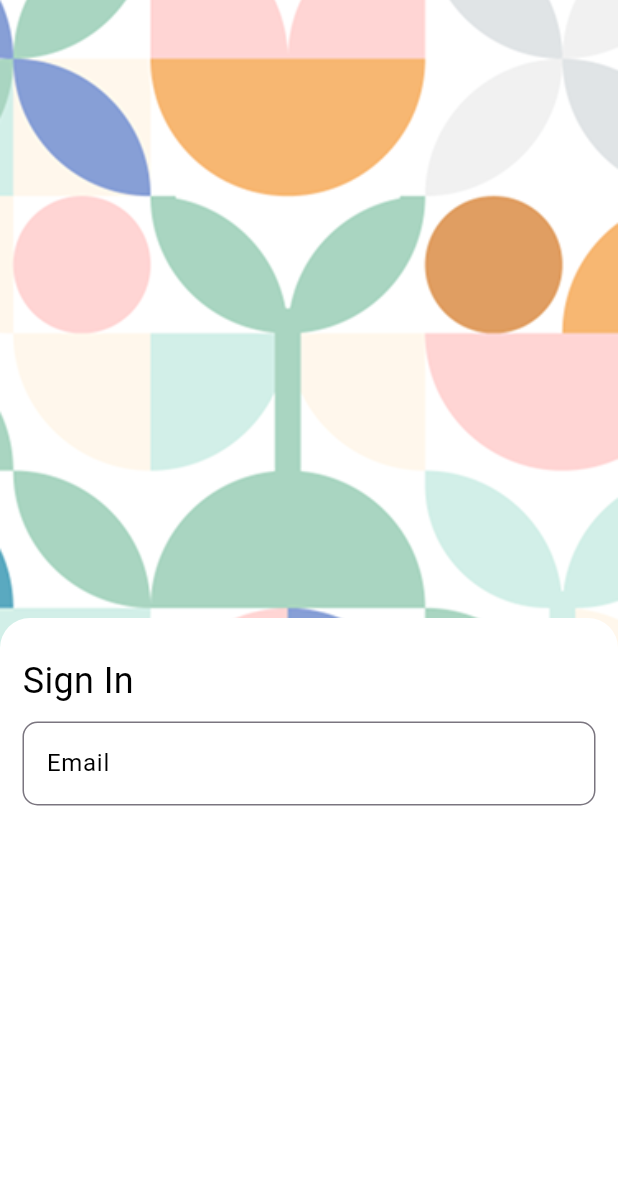
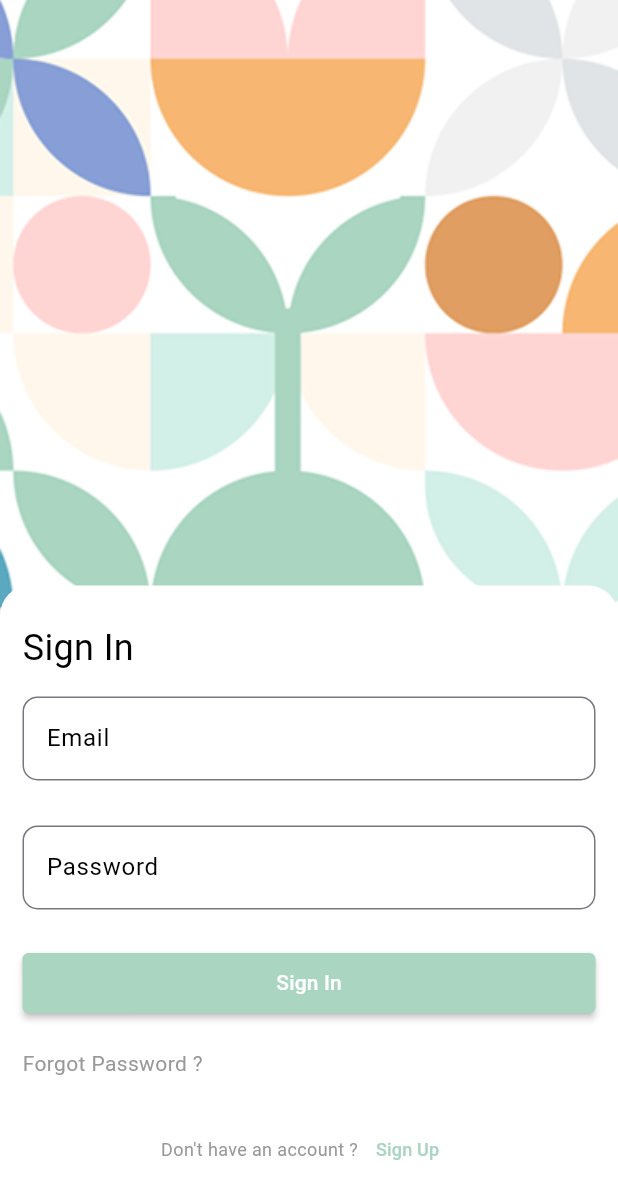
Before and after one commit to bahasorkun/Flutter-Learn, a Flutter app: the screen it shows after launch, on a phone screen of 412 x 824 dp. Shown: the top 1199 px of the screen. Run offline on Flutter 3.47's test engine with Material 3 defaults, Android fonts, the light colour scheme and no system bars; our stand-ins replace firebase_core, gap, geocoding, geolocator, get, isar and 1 more; missing offline and left inert: function_tree; accounts and stored records are empty; generated files the repository leaves out were written again; statements that could not run were skipped.

Commit message:
sigin in ui done

```diff
--- a/firebaseAuth/firebase_auth_app/lib/common/colors.dart
+++ b/firebaseAuth/firebase_auth_app/lib/common/colors.dart
@@ -3,3 +3,5 @@ import 'dart:ui';
 const containerColor = Color(0xFFFFFFFF);
 const titleColor = Color(0xFF000000);
 const borderColor = Color(0xFFEAEAEA);
+const buttonColor = Color(0xFFA9D5C1);
+const textButtonColor = Color(0xFF989898);
--- a/firebaseAuth/firebase_auth_app/lib/features/auth/views/sign_in.dart
+++ b/firebaseAuth/firebase_auth_app/lib/features/auth/views/sign_in.dart
@@ -26,7 +26,7 @@ class _SignInState extends State<SignIn> {
             ),
           ),
           AspectRatio(
-            aspectRatio: 1,
+            aspectRatio: 0.95,
             child: Container(
               padding: EdgeInsets.all(15),
               decoration: BoxDecoration(
@@ -46,13 +46,79 @@ class _SignInState extends State<SignIn> {
                       style: TextStyle(color: titleColor, fontSize: 24),
                     ),
                   ),
-                  TextFormField(
-                    decoration: InputDecoration(
-                      labelText: "Email",
-                      labelStyle: TextStyle(color: titleColor),
-                      border: OutlineInputBorder(
-                        borderRadius: BorderRadius.circular(10),
+                  Padding(
+                    padding: const EdgeInsets.symmetric(vertical: 5),
+                    child: TextFormField(
+                      decoration: InputDecoration(
+                        labelText: "Email",
+                        labelStyle: TextStyle(color: titleColor),
+                        border: OutlineInputBorder(
+                          borderRadius: BorderRadius.circular(10),
+                          borderSide: BorderSide(color: borderColor),
+                        ),
                       ),
+                    ),
+                  ),
+                  SizedBox(height: 20),
+                  Padding(
+                    padding: const EdgeInsets.symmetric(vertical: 5),
+                    child: TextFormField(
+                      obscureText: true,
+                      decoration: InputDecoration(
+                        labelText: "Password",
+                        labelStyle: TextStyle(color: titleColor),
+                        border: OutlineInputBorder(
+                          borderRadius: BorderRadius.circular(10),
+                          borderSide: BorderSide(color: borderColor),
+                        ),
+                      ),
+                    ),
+                  ),
+                  SizedBox(height: 20),
+                  MaterialButton(
+                    onPressed: () {},
+                    shape: RoundedRectangleBorder(
+                      borderRadius: BorderRadius.circular(4),
+                    ),
+                    color: buttonColor,
+                    minWidth: double.infinity,
+                    height: 40,
+                    child: Text(
+                      "Sign In",
+                      style: TextStyle(color: containerColor),
+                    ),
+                  ),
+                  Container(
+                    alignment: Alignment.centerLeft,
+                    padding: EdgeInsets.symmetric(vertical: 20),
+                    child: InkWell(
+                      onTap: () {},
+                      child: Text(
+                        "Forgot Password ?",
+                        style: TextStyle(color: textButtonColor, fontSize: 14),
+                      ),
+                    ),
+                  ),
+                  Padding(
+                    padding: EdgeInsets.symmetric(vertical: 3),
+                    child: Row(
+                      mainAxisAlignment: MainAxisAlignment.center,
+                      children: [
+                        Text(
+                          "Don't have an account ?",
+                          style: TextStyle(
+                            color: textButtonColor,
+                            fontSize: 12,
+                          ),
+                        ),
+                        TextButton(
+                          onPressed: () {},
+                          child: Text(
+                            "Sign Up",
+                            style: TextStyle(color: buttonColor, fontSize: 12),
+                          ),
+                        ),
+                      ],
                     ),
                   ),
                 ],
```
